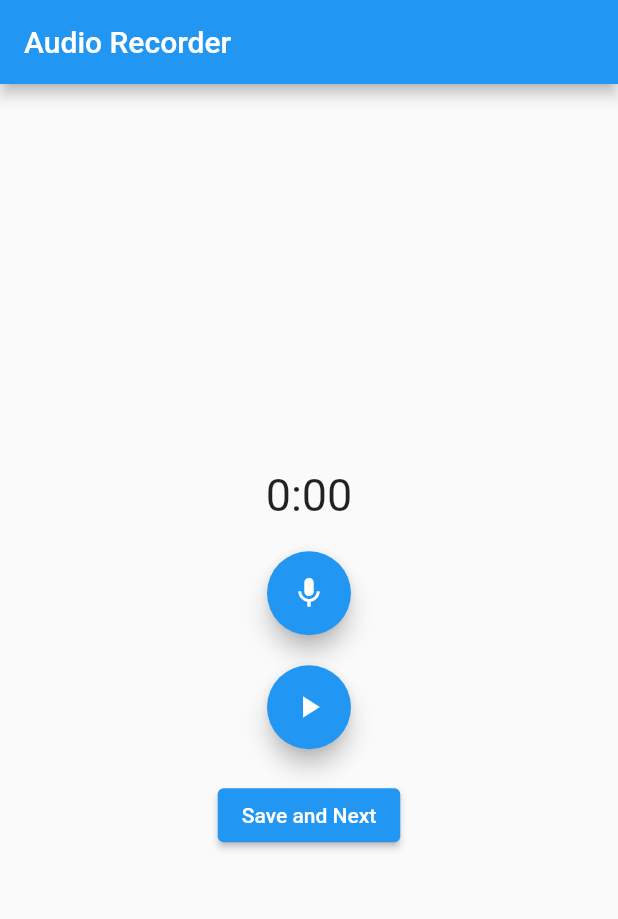
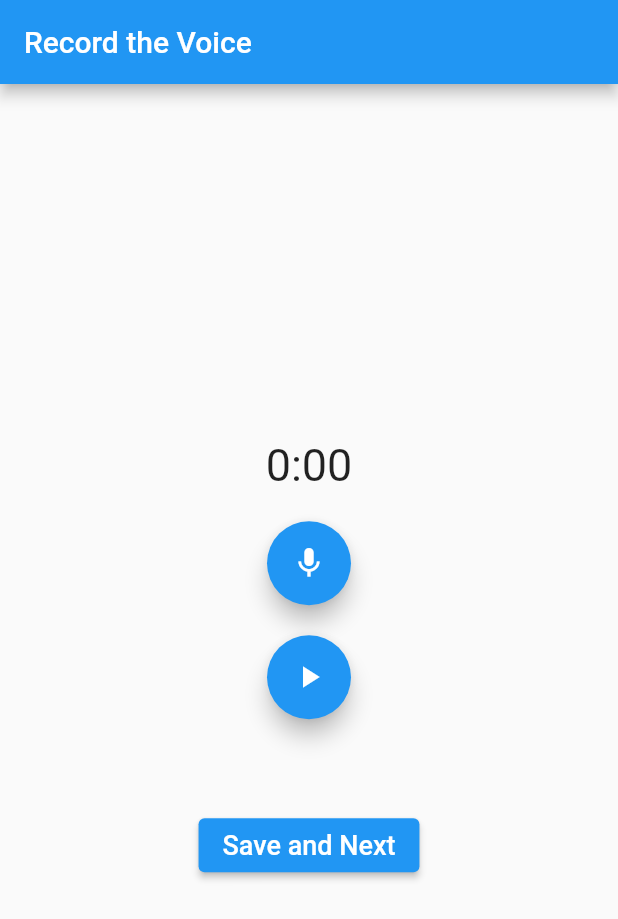
Before and after one commit to ima17/agricultural_insurance_system, a Flutter app: the screen it shows after launch, after a tap on "Save and Next", on a phone screen of 412 x 824 dp. Shown: the top 919 px of the screen. Run offline on Flutter 3.47's test engine with Material 2 defaults, Android fonts, the phone set to English and light mode, and no system bars; our stand-ins replace google_maps_flutter, location, permission_handler; missing offline and left inert: flutter_sound; network calls fail; project files that could hold a hidden picture were left out.

Commit message:
Update UI

```diff
--- /dev/null
+++ b/lib/constants/url_links.dart
@@ -0,0 +1,5 @@
+const recordLink = 'https://8c3e-104-196-238-25.ngrok.io/uploadert';
+const premiumLink = 'https://3e87-35-221-197-248.ngrok.io/Premium';
+const admBoundryLink = 'https://517f-34-85-162-247.ngrok.io/ADMBoundry';
+const floodRiskLink = 'https://517f-34-85-162-247.ngrok.io/flood_risk';
+const weatherRiskLink = 'https://0701-35-221-231-137.ngrok.io/weather_risk';
--- a/lib/screens/recording_screen.dart
+++ b/lib/screens/recording_screen.dart
@@ -1,6 +1,7 @@
 import 'dart:async';
 import 'dart:io';
 import 'dart:convert';
+import 'package:agricultural_insurance_system/constants/url_links.dart';
 import 'package:agricultural_insurance_system/models/application_data.dart';
 import 'package:agricultural_insurance_system/screens/application_screen.dart';
 import 'package:flutter/material.dart';
@@ -9,7 +10,7 @@ import 'package:http/http.dart' as http;
 import 'package:path_provider/path_provider.dart';
 
 class RecordingScreen extends StatefulWidget {
-  const RecordingScreen({super.key});
+  const RecordingScreen({Key? key}) : super(key: key);
 
   @override
   State<RecordingScreen> createState() => _RecordingScreenState();
@@ -74,7 +75,7 @@ class _RecordingScreenState extends State<RecordingScreen> {
   Widget build(BuildContext context) {
     return Scaffold(
       appBar: AppBar(
-        title: const Text('Audio Recorder'),
+        title: const Text('Record the Voice'),
       ),
       body: Center(
         child: Column(
@@ -108,14 +109,40 @@ class _RecordingScreenState extends State<RecordingScreen> {
               onPressed: _play,
               child: const Icon(Icons.play_arrow),
             ),
-            const SizedBox(height: 20),
+            const SizedBox(height: 60),
             ElevatedButton(
               onPressed: () async {
                 if (_path != null) {
+                  showDialog(
+                    context: context,
+                    barrierDismissible: false,
+                    builder: (BuildContext context) {
+                      return const Dialog(
+                        child: Padding(
+                          padding: EdgeInsets.all(20.0),
+                          child: Column(
+                            mainAxisSize: MainAxisSize.min,
+                            children: [
+                              CircularProgressIndicator(),
+                              SizedBox(height: 16),
+                              Text(
+                                'Filling the application',
+                                style: TextStyle(
+                                  fontSize: 16,
+                                  fontWeight: FontWeight.bold,
+                                ),
+                              ),
+                            ],
+                          ),
+                        ),
+                      );
+                    },
+                  );
+
                   File file = File(_path!);
                   var request = http.MultipartRequest(
                     'POST',
-                    Uri.parse('https://91bb-35-225-150-34.ngrok.io/uploadert'),
+                    Uri.parse(recordLink),
                   );
                   request.files.add(http.MultipartFile(
                     'file',
@@ -142,9 +169,14 @@ class _RecordingScreenState extends State<RecordingScreen> {
                   } else {
                     print('Audio uploading failed.');
                   }
+
+                  Navigator.pop(context); // Close the loading dialog.
                 }
               },
-              child: const Text('Save and Next'),
+              child: const Text(
+                'Save and Next',
+                style: TextStyle(fontSize: 18),
+              ),
             ),
           ],
         ),
```
Also changed, not shown: lib/screens/prediction_screen.dart (+45 -10 lines), lib/screens/risks_show_screen.dart (+37 -23 lines).
